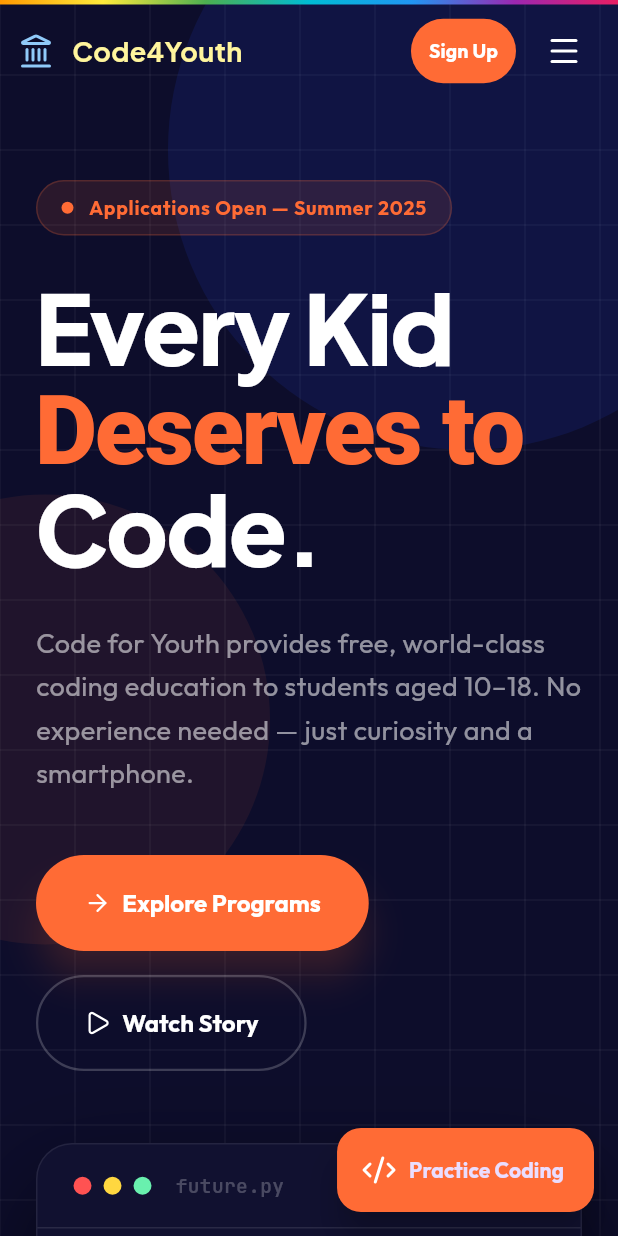
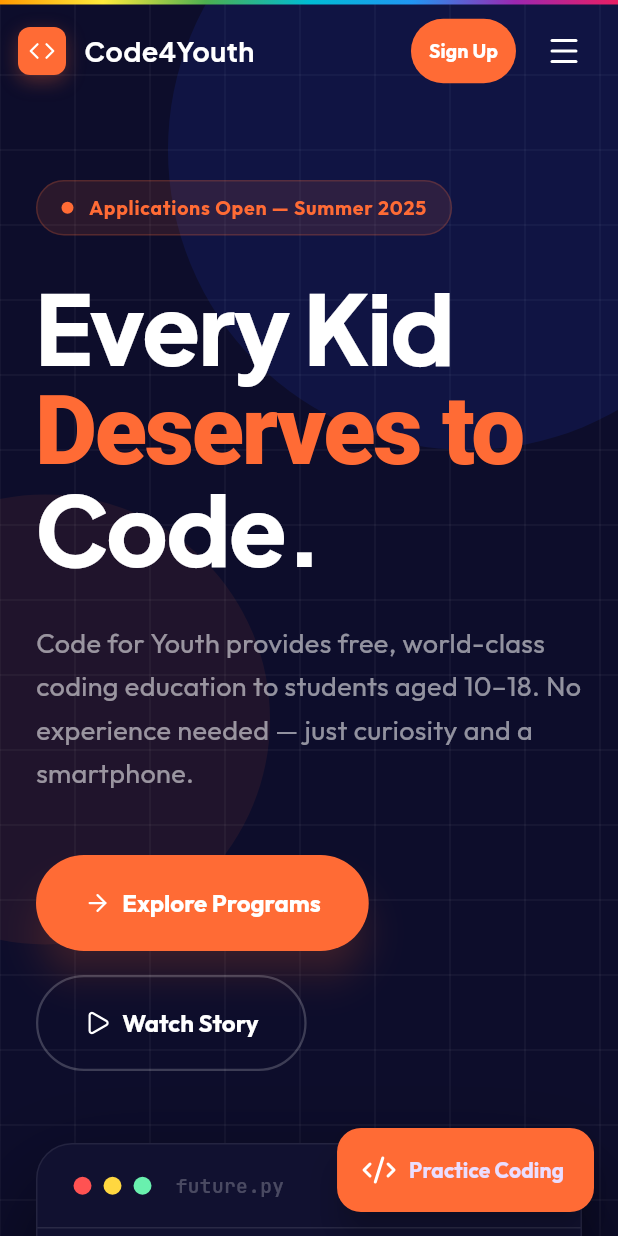
Before and after one commit to Boren168-g/Youth_Full_Website_Final, a Flutter app: the screen it shows after launch, on a phone screen of 412 x 824 dp. Run offline on Flutter 3.47's test engine with Material 3 defaults, Android fonts, the phone set to English and light mode, and no system bars; drawn by our look-alikes of flutter_animate; our stand-ins replace confetti, font_awesome_flutter, google_fonts, lucide_icons_flutter, shared_preferences; accounts and stored records are empty; network calls fail.

Commit message:
UI: Restore orange logo and keep rainbow bar as requested

```diff
--- a/lib/widgets/navbar.dart
+++ b/lib/widgets/navbar.dart
@@ -33,7 +33,7 @@ class Navbar extends StatelessWidget {
 
     return Stack(
       children: [
-        // Rainbow Gradient Line at the very top
+        // Rainbow Gradient Line at the very top (matching your screenshot)
         Positioned(
           top: 0, left: 0, right: 0,
           child: Container(
@@ -67,21 +67,28 @@ class Navbar extends StatelessWidget {
                 bottom: false,
                 child: Row(
                   children: [
-                    // Logo section matching the screenshot
+                    // Orange Rounded Square Logo with </> (matching your original design)
                     InkWell(
                       onTap: () => onLinkTap('Home'),
                       child: Row(
                         children: [
-                          const Icon(
-                            LucideIcons.landmark,
-                            size: 24,
-                            color: Color(0xFF90CAF9) // Light blue matching screenshot
-                          ),
+                          Container(
+                            width: 32,
+                            height: 32,
+                            decoration: BoxDecoration(
+                              color: const Color(0xFFFF6B35), // Original Orange
+                              borderRadius: BorderRadius.circular(8),
+                              boxShadow: [
+                                BoxShadow(color: const Color(0xFFFF6B35).withAlpha(80), blurRadius: 10, offset: const Offset(0, 4))
+                              ],
+                            ),
+                            child: const Icon(LucideIcons.code, size: 18, color: Colors.white),
+                          ).animate().scale(duration: 600.ms, curve: Curves.easeOutBack),
                           const SizedBox(width: 12),
                           Text(
                             'Code4Youth',
                             style: GoogleFonts.plusJakartaSans(
-                              color: const Color(0xFFFFF59D), // Yellowish matching screenshot
+                              color: Colors.white,
                               fontWeight: FontWeight.bold,
                               fontSize: 18,
                             ),
```
Also changed, not shown: 6 other files.
